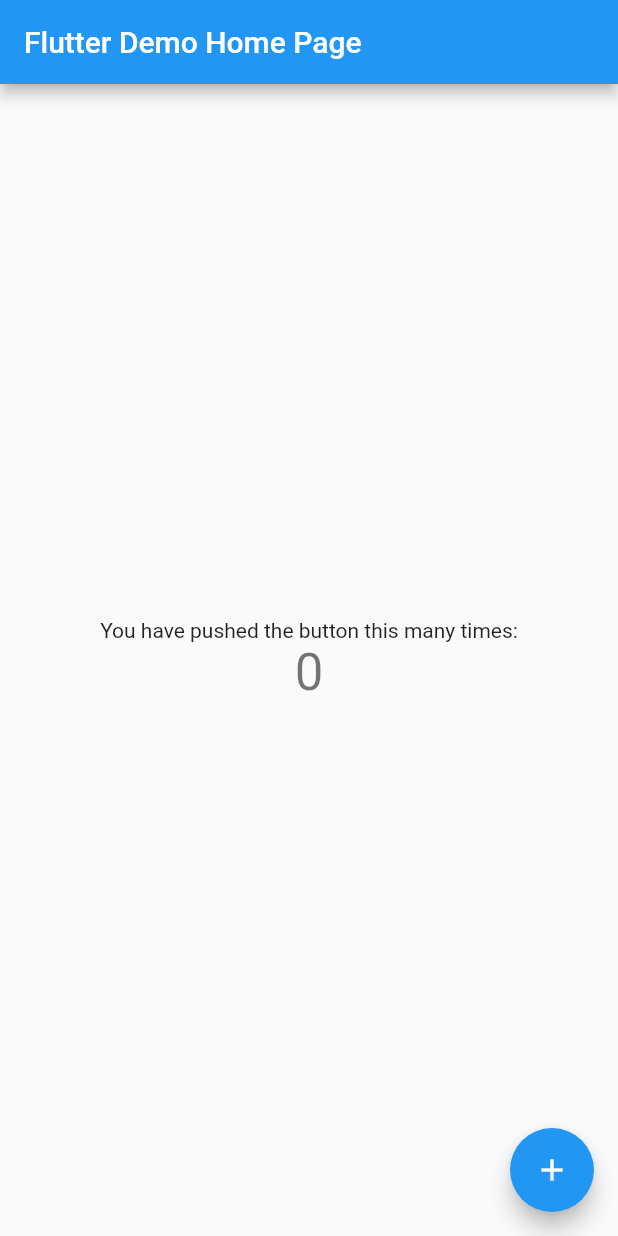
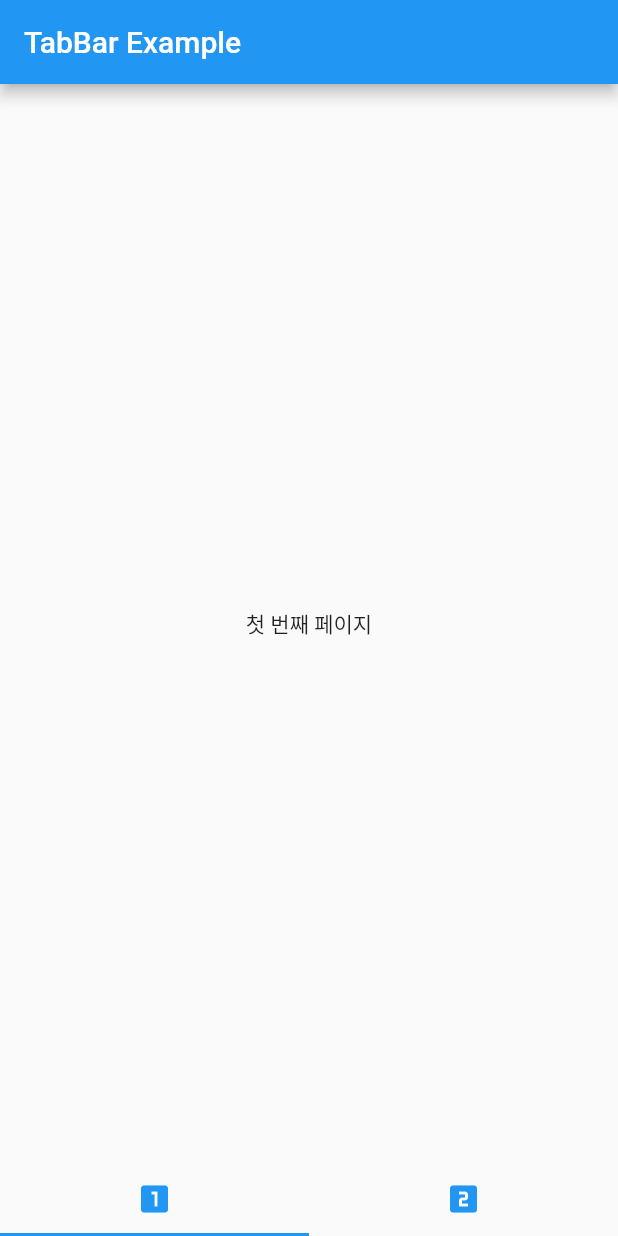
Before and after one commit to SangHui48/flutter_practice, a Flutter app: the screen it shows after launch, on a phone screen of 412 x 824 dp. Run offline on Flutter 3.47's test engine with Material 2 defaults, Android fonts, the phone set to English and light mode, and no system bars.

Commit message:
11/7
tabbar

```diff
--- a/tabbar_example/lib/main.dart
+++ b/tabbar_example/lib/main.dart
@@ -1,4 +1,6 @@
 import 'package:flutter/material.dart';
+import 'package:tabbar_example/sub/firstPage.dart';
+import 'package:tabbar_example/sub/secondPage.dart';
 
 void main() {
   runApp(const MyApp());
@@ -24,7 +26,7 @@ class MyApp extends StatelessWidget {
         // is not restarted.
         primarySwatch: Colors.blue,
       ),
-      home: const MyHomePage(title: 'Flutter Demo Home Page'),
+      home: const MyHomePage(title: 'TabBar Example'),
     );
   }
 }
@@ -47,18 +49,19 @@ class MyHomePage extends StatefulWidget {
   State<MyHomePage> createState() => _MyHomePageState();
 }
 
-class _MyHomePageState extends State<MyHomePage> {
-  int _counter = 0;
+class _MyHomePageState extends State<MyHomePage> with SingleTickerProviderStateMixin{
+  TabController? controller;
 
-  void _incrementCounter() {
-    setState(() {
-      // This call to setState tells the Flutter framework that something has
-      // changed in this State, which causes it to rerun the build method below
-      // so that the display can reflect the updated values. If we changed
-      // _counter without calling setState(), then the build method would not be
-      // called again, and so nothing would appear to happen.
-      _counter++;
-    });
+  @override
+  void initState() {
+    super.initState();
+    controller = TabController(length: 2, vsync: this);
+  }
+
+  @override
+  void dispose() {
+    controller!.dispose();
+    super.dispose();
   }
 
   @override
@@ -75,41 +78,14 @@ class _MyHomePageState extends State<MyHomePage> {
         // the App.build method, and use it to set our appbar title.
         title: Text(widget.title),
       ),
-      body: Center(
-        // Center is a layout widget. It takes a single child and positions it
-        // in the middle of the parent.
-        child: Column(
-          // Column is also a layout widget. It takes a list of children and
-          // arranges them vertically. By default, it sizes itself to fit its
-          // children horizontally, and tries to be as tall as its parent.
-          //
-          // Invoke "debug painting" (press "p" in the console, choose the
-          // "Toggle Debug Paint" action from the Flutter Inspector in Android
-          // Studio, or the "Toggle Debug Paint" command in Visual Studio Code)
-          // to see the wireframe for each widget.
-          //
-          // Column has various properties to control how it sizes itself and
-          // how it positions its children. Here we use mainAxisAlignment to
-          // center the children vertically; the main axis here is the vertical
-          // axis because Columns are vertical (the cross axis would be
-          // horizontal).
-          mainAxisAlignment: MainAxisAlignment.center,
-          children: <Widget>[
-            const Text(
-              'You have pushed the button this many times:',
-            ),
-            Text(
-              '$_counter',
-              style: Theme.of(context).textTheme.headline4,
-            ),
-          ],
-        ),
+      body: TabBarView(
+        children: [FirstApp(), SecondApp()],
+        controller: controller,
       ),
-      floatingActionButton: FloatingActionButton(
-        onPressed: _incrementCounter,
-        tooltip: 'Increment',
-        child: const Icon(Icons.add),
-      ), // This trailing comma makes auto-formatting nicer for build methods.
+      bottomNavigationBar: TabBar(tabs: [
+        Tab(icon: Icon(Icons.looks_one, color: Colors.blue,),),
+        Tab(icon: Icon(Icons.looks_two, color: Colors.blue,),)
+      ], controller: controller,),
     );
   }
 }
--- /dev/null
+++ b/tabbar_example/lib/sub/firstPage.dart
@@ -0,0 +1,14 @@
+import 'package:flutter/material.dart';
+
+class FirstApp extends StatelessWidget {
+  @override
+  Widget build(BuildContext context) {
+    return Scaffold(
+      body: Container(
+        child: Center(
+          child: Text('첫 번째 페이지'),
+        ),
+      ),
+    );
+  }
+}
--- /dev/null
+++ b/tabbar_example/lib/sub/secondPage.dart
@@ -0,0 +1,14 @@
+import 'package:flutter/material.dart';
+
+class SecondApp extends StatelessWidget {
+  @override
+  Widget build(BuildContext context) {
+    return Scaffold(
+      body: Container(
+        child: Center(
+          child: Text('두 번째 페이지'),
+        ),
+      ),
+    );
+  }
+}
```
